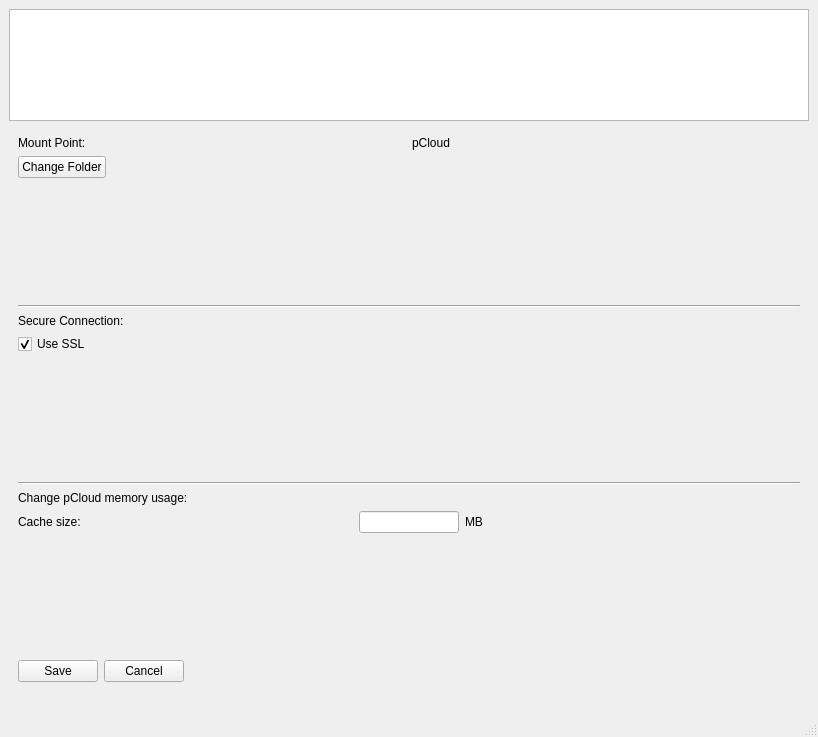
Old version of the form pCloud/pcloudwindow.ui in the repository pcloudcom/pfs-gui.
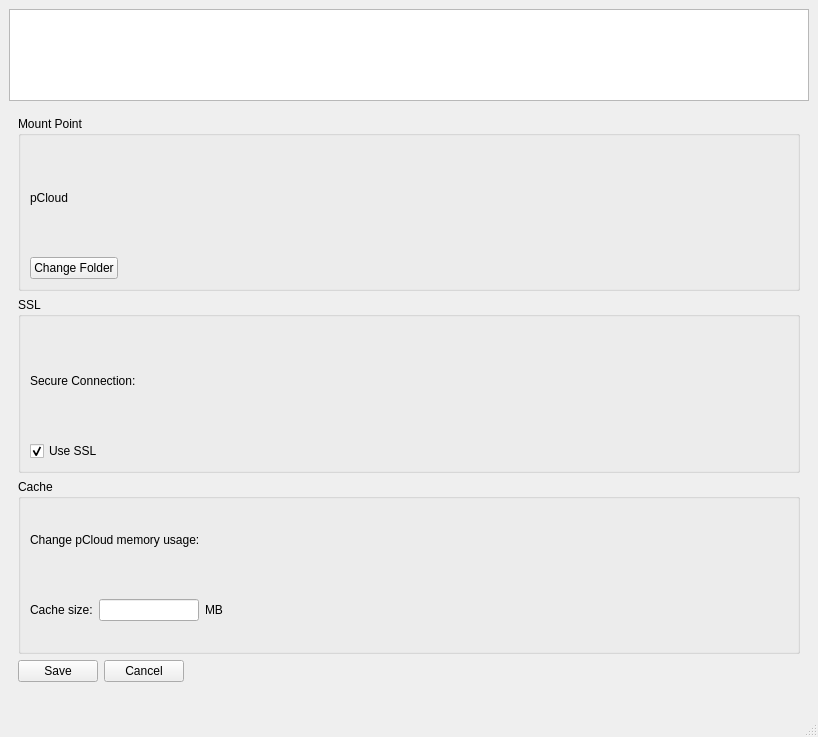
New version of the form. The open tabs and pages were chosen to show the change. Icons and pictures are not drawn.

Commit message: settings page and new gui update

Diff of the .ui file:
```diff
--- a/pCloud/pcloudwindow.ui
+++ b/pCloud/pcloudwindow.ui
@@ -28,23 +28,10 @@
    </property>
    <layout class="QVBoxLayout" name="verticalLayout_21">
     <item>
-     <layout class="QVBoxLayout" name="verticalLayout" stretch="0,6">
+     <layout class="QVBoxLayout" name="verticalLayout" stretch="0">
       <item>
        <widget class="QListWidget" name="listButtonsWidget"/>
       </item>
-      <item>
-       <spacer name="verticalSpacer">
-        <property name="orientation">
-         <enum>Qt::Vertical</enum>
-        </property>
-        <property name="sizeHint" stdset="0">
-         <size>
-          <width>20</width>
-          <height>40</height>
-         </size>
-        </property>
-       </spacer>
-      </item>
      </layout>
     </item>
     <item>
@@ -192,6 +179,8 @@
          <height>16777215</height>
         </size>
        </property>
+       <layout class="QHBoxLayout" name="horizontalLayout_4">
+        <item>
        <layout class="QVBoxLayout" name="verticalLayout_6">
         <item>
          <layout class="QFormLayout" name="formLayout_3">
@@ -451,6 +440,8 @@
          </layout>
         </item>
        </layout>
+        </item>
+       </layout>
       </widget>
       <widget class="QWidget" name="pageShares">
        <property name="maximumSize">
@@ -846,18 +837,18 @@
       </widget>
       <widget class="QWidget" name="pageLinks"/>
       <widget class="QWidget" name="pageSettings">
-       <layout class="QVBoxLayout" name="verticalLayout_15">
+       <layout class="QVBoxLayout" name="verticalLayout_23">
         <item>
          <layout class="QVBoxLayout" name="verticalLayout_9">
           <item>
-           <layout class="QHBoxLayout" name="horizontalLayout_4">
-            <item>
-             <widget class="QLabel" name="label_fldr">
-              <property name="text">
-               <string>Mount Point:</string>
-              </property>
-             </widget>
-            </item>
+           <widget class="QGroupBox" name="groupBox_fldr">
+            <property name="title">
+             <string>Mount Point</string>
+            </property>
+            <property name="flat">
+             <bool>false</bool>
+            </property>
+            <layout class="QVBoxLayout" name="verticalLayout_15">
             <item>
              <widget class="QLabel" name="label_fldrVal">
               <property name="text">
@@ -865,8 +856,6 @@
               </property>
              </widget>
             </item>
-           </layout>
-          </item>
           <item>
            <layout class="QHBoxLayout" name="horizontalLayout_6">
             <item>
@@ -894,26 +883,15 @@
             </item>
            </layout>
           </item>
-          <item>
-           <spacer name="verticalSpacer_7">
-            <property name="orientation">
-             <enum>Qt::Vertical</enum>
-            </property>
-            <property name="sizeHint" stdset="0">
-             <size>
-              <width>20</width>
-              <height>95</height>
-             </size>
-            </property>
-           </spacer>
-          </item>
-          <item>
-           <widget class="Line" name="line_5">
-            <property name="orientation">
-             <enum>Qt::Horizontal</enum>
-            </property>
+            </layout>
            </widget>
           </item>
+          <item>
+           <widget class="QGroupBox" name="groupBox_ssl">
+            <property name="title">
+             <string>SSL</string>
+            </property>
+            <layout class="QVBoxLayout" name="verticalLayout_16">
           <item>
            <layout class="QVBoxLayout" name="verticalLayout_14">
             <item>
@@ -938,26 +916,15 @@
             </item>
            </layout>
           </item>
-          <item>
-           <spacer name="verticalSpacer_8">
-            <property name="orientation">
-             <enum>Qt::Vertical</enum>
-            </property>
-            <property name="sizeHint" stdset="0">
-             <size>
-              <width>20</width>
-              <height>94</height>
-             </size>
-            </property>
-           </spacer>
-          </item>
-          <item>
-           <widget class="Line" name="line_6">
-            <property name="orientation">
-             <enum>Qt::Horizontal</enum>
-            </property>
+            </layout>
            </widget>
           </item>
+          <item>
+           <widget class="QGroupBox" name="groupBox_cache">
+            <property name="title">
+             <string>Cache</string>
+            </property>
+            <layout class="QVBoxLayout" name="verticalLayout_17">
           <item>
            <widget class="QLabel" name="label_2">
             <property name="text">
@@ -982,6 +949,12 @@
                 <height>16777215</height>
                </size>
               </property>
+                 <property name="inputMethodHints">
+                  <set>Qt::ImhDigitsOnly</set>
+                 </property>
+                 <property name="alignment">
+                  <set>Qt::AlignRight|Qt::AlignTrailing|Qt::AlignVCenter</set>
+                 </property>
              </widget>
             </item>
             <item>
@@ -991,20 +964,23 @@
               </property>
              </widget>
             </item>
-           </layout>
-          </item>
           <item>
-           <spacer name="verticalSpacer_9">
+                <spacer name="horizontalSpacer_14">
             <property name="orientation">
-             <enum>Qt::Vertical</enum>
+                  <enum>Qt::Horizontal</enum>
             </property>
             <property name="sizeHint" stdset="0">
              <size>
-              <width>20</width>
-              <height>95</height>
+                   <width>40</width>
+                   <height>20</height>
              </size>
             </property>
            </spacer>
+               </item>
+              </layout>
+             </item>
+            </layout>
+           </widget>
           </item>
           <item>
            <layout class="QHBoxLayout" name="horizontalLayout_3">
```
Left out of the diff: 24 changed lines with no effect on the pictures. Lines whose indentation alone changed are shown as unchanged. The commit also changes 7 other files.
